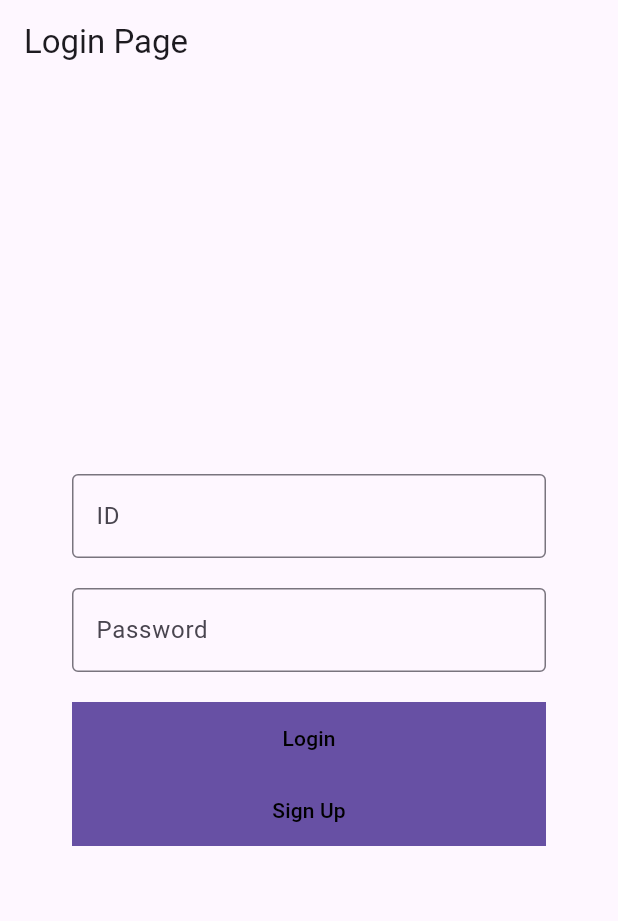
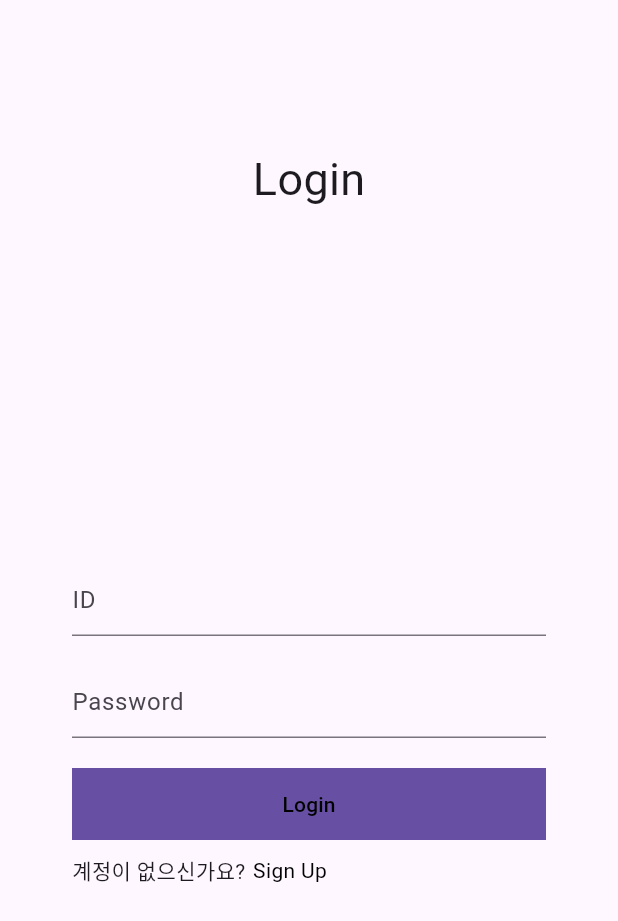
Before and after one commit to 1di0t/EatPrint, a Flutter app: the LoginPage screen opened directly, on a phone screen of 412 x 824 dp. Shown: the top 921 px of the screen. Run offline on Flutter 3.47's test engine with Material 3 defaults, Android fonts, the phone set to English and light mode, and no system bars; our stand-ins replace image_picker, shared_preferences; accounts and stored records are empty.

Commit message:
feat: login page design

```diff
--- a/lib/screens/login_page.dart
+++ b/lib/screens/login_page.dart
@@ -47,6 +47,8 @@ class _LoginPageState extends State<LoginPage> {
 
   @override
   Widget build(BuildContext context) {
+    //Page Loading
+    //If the user is already logged in, the page is redirected to the home page.
     if (isLogined == true) {
       Future.microtask(() {
         Navigator.pushReplacement(
@@ -56,27 +58,34 @@ class _LoginPageState extends State<LoginPage> {
       });
     }
     return Scaffold(
-      appBar: AppBar(title: const Text('Login Page')),
       body: Padding(
         padding: const EdgeInsets.all(16 * 3),
+        child: Column(
+            crossAxisAlignment: CrossAxisAlignment.center,
+            children: <Widget>[
+              const SizedBox(height: 50),
+              const Text(
+                'Login',
+                style: TextStyle(fontSize: 30),
+              ),
+              const SizedBox(height: 50),
+              Expanded(
                 child: Column(
                   mainAxisAlignment: MainAxisAlignment.center,
                   children: <Widget>[
                     TextField(
                       controller: _useridController,
                       decoration: const InputDecoration(
-                labelText: 'ID',
-                hintText: 'Enter your ID',
-                border: OutlineInputBorder(),
+                        hintText: 'ID',
+                        border: UnderlineInputBorder(),
                       ),
                     ),
                     const SizedBox(height: 20),
                     TextField(
                       controller: _passwordController,
                       decoration: const InputDecoration(
-                labelText: 'Password',
-                hintText: 'Enter your password',
-                border: OutlineInputBorder(),
+                        hintText: 'Password',
+                        border: UnderlineInputBorder(),
                       ),
                       obscureText: true,
                     ),
@@ -97,25 +106,37 @@ class _LoginPageState extends State<LoginPage> {
                         _errorMessage!,
                         style: const TextStyle(color: Colors.red),
                       ),
-            Container(
+                    const SizedBox(height: 10),
+                    SizedBox(
                       width: double.infinity,
-              color: Theme.of(context).primaryColor,
-              child: TextButton(
-                onPressed: () {
+                      child: Row(
+                        children: [
+                          const Text('계정이 없으신가요?'),
+                          const SizedBox(width: 5),
+                          InkWell(
+                            splashColor: Colors.transparent,
+                            highlightColor: Colors.transparent,
+                            onTap: () {
                               Navigator.push(
                                 context,
-                    MaterialPageRoute(builder: (context) => const SignupPage()),
+                                MaterialPageRoute(
+                                    builder: (context) => const SignupPage()),
                               );
                             },
                             child: const Text(
                               'Sign Up',
-                  style: TextStyle(color: Color.fromARGB(255, 0, 0, 0)),
-                ),
+                              style: TextStyle(
+                                  color: Color.fromARGB(255, 0, 0, 0)),
                             ),
                           ),
                         ],
                       ),
                     ),
+                  ],
+                ),
+              ),
+            ]),
+      ),
     );
   }
 }
```
Lines whose indentation alone changed are shown as unchanged.
